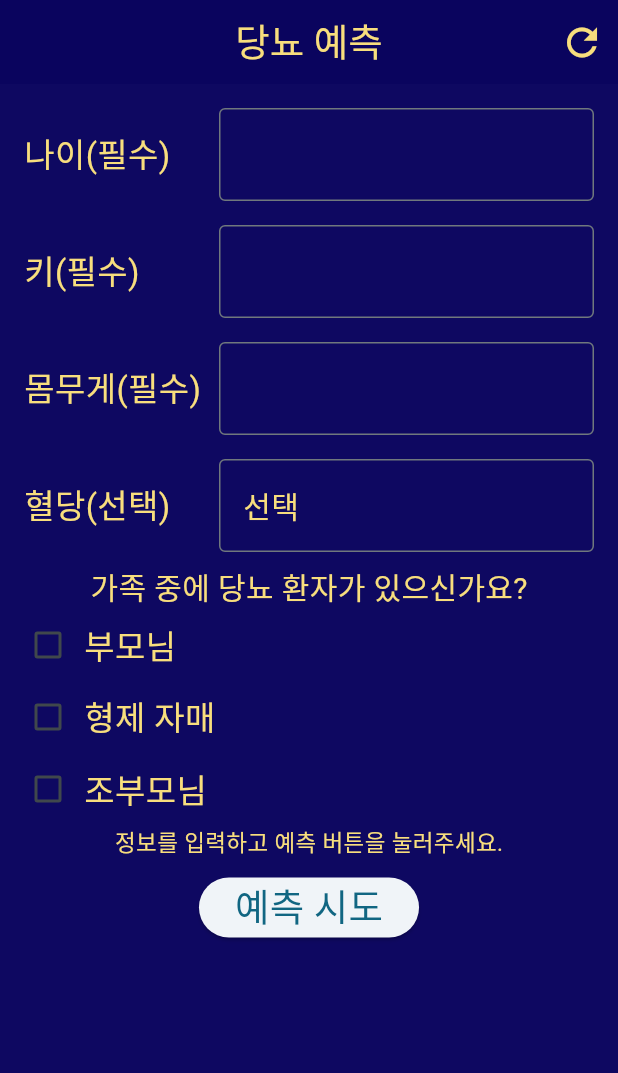
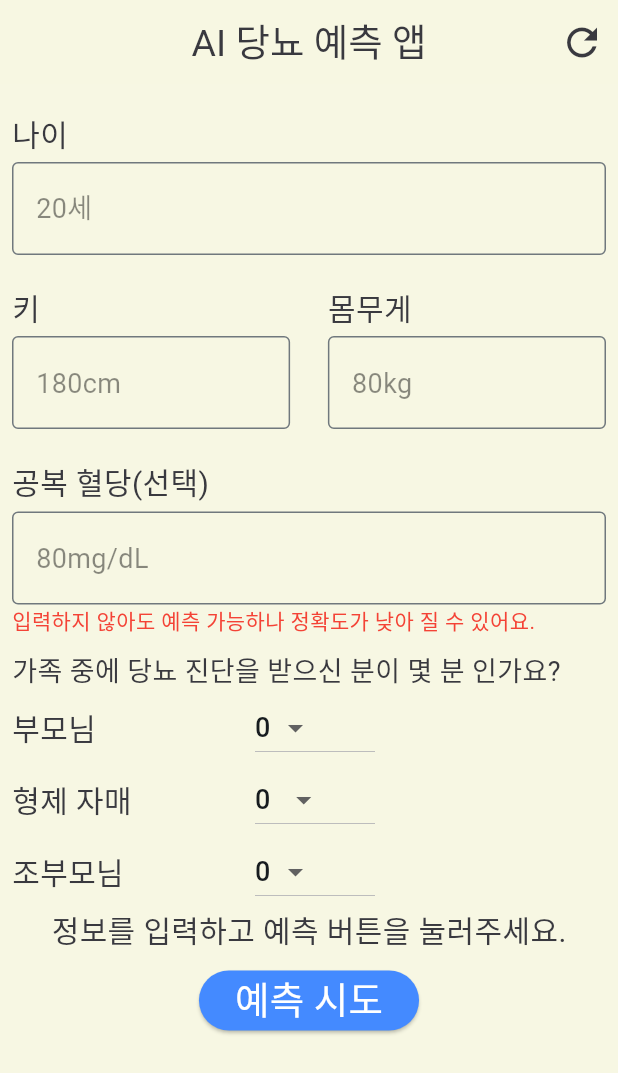
Before and after one commit to CubeMaterial/diabetes_predict, a Flutter app: the screen it shows after launch, on a phone screen of 412 x 824 dp. Shown: the top 1073 px of the screen. Run offline on Flutter 3.47's test engine with Material 3 defaults, Android fonts, the phone set to English and light mode, and no system bars; our stand-ins replace get; missing offline and left inert: dart:ffi.

Commit message:
수정
1. 앱에서 계산하던 것을 서버에서 계산하도록 함
2. 모델 추가
3. 피부두께 예측 공식,가족력 공식 수정
4. 앱 색상 변경

```diff
--- a/diabetes_app/lib/home.dart
+++ b/diabetes_app/lib/home.dart
@@ -21,14 +21,32 @@ class _HomeState extends State<Home> {
   TextEditingController glucoseController = TextEditingController();
   double glucose = 0.0;
   int age = 0;
-  double skinTickness = 0.0;
   double bmi = 0.0;
-  bool isParent = false;
-  bool isSiblings = false;
-  bool isGrandparents = false;
-  Color backgroundColor = Color.fromARGB(251, 10, 4, 94);
-  Color suyellow = Color(0xFFF8DE7D);
+
+  String result = '';
+
+  Color backgroundColor = Color.fromARGB(249, 247, 247, 226);
+  Color textColor = Color(0xFF39393F);
+
+  List<String> parentsList = ["0 ", "1 ", "2 "];
+  List<String> siblingsList = ["0", "1", "2", "3+"];
+  List<String> grandparentsList = ["0 ", "1 ", "2 ", "3 ", "4 "];
+
+  late String selectParent;
+  late String selectsiblings;
+  late String selectGrandparents;
+
   String _resultMessage = "정보를 입력하고 예측 버튼을 눌러주세요.";
+
+  @override
+  void initState() {
+    super.initState();
+
+    selectParent = parentsList[0];
+    selectsiblings = siblingsList[0];
+    selectGrandparents = grandparentsList[0];
+  }
+
   @override
   void dispose() {
     ageController.dispose();
@@ -43,7 +61,7 @@ class _HomeState extends State<Home> {
     return Scaffold(
       backgroundColor: backgroundColor,
       appBar: AppBar(
-        title: Text('당뇨 예측', style: _buildTextStyle(25)),
+        title: Text('AI 당뇨 예측 앱', style: _buildTextStyle(25)),
         backgroundColor: backgroundColor,
         centerTitle: true,
         actions: [
@@ -51,31 +69,49 @@ class _HomeState extends State<Home> {
             onPressed: () {
               reset();
             },
-            icon: Icon(Icons.refresh, color: suyellow, size: 30),
+            icon: Icon(Icons.refresh, color: textColor, size: 30),
           ),
         ],
       ),
-      body: Center(
+      body: GestureDetector(
+        onTap: () {
+          Focus.of(context).unfocus();
+        },
+        child: SingleChildScrollView(
+          child: Center(
             child: Padding(
               padding: const EdgeInsets.all(8.0),
               child: Column(
+                crossAxisAlignment: CrossAxisAlignment.start,
                 children: [
-              _buildInputText(ageController, '나이(필수)'),
-              _buildInputText(heightController, '키(필수)'),
-              _buildInputText(weightController, '몸무게(필수)'),
-              _buildInputText(glucoseController, '혈당(선택)', true),
+                  _buildInputText('나이', ageController, '20세'),
+                  _buildHeightWeight(),
+                  _buildGlucose('공복 혈당(선택)', glucoseController, '80mg/dL'),
                   _buildPedigree(),
-              Text(_resultMessage, style: _buildTextStyle(15)),
+                  Row(
+                    mainAxisAlignment: MainAxisAlignment.center,
+                    children: [
+                      Text(_resultMessage, style: _buildTextStyle(20),maxLines: 4,),
+                    ],
+                  ),
                   Padding(
                     padding: const EdgeInsets.all(8.0),
-                child: ElevatedButton(
+                    child: Row(
+                      mainAxisAlignment: MainAxisAlignment.center,
+                      children: [
+                        ElevatedButton(
+                          style: ElevatedButton.styleFrom(backgroundColor: Colors.blueAccent),
                           onPressed: () {
                             checkValue();
                           },
-                  child: Text('예측 시도', style: TextStyle(fontSize: 25)),
+                          child: Text('예측 시도', style: TextStyle(fontSize: 25, color: Colors.white)),
+                        ),
+                      ],
                     ),
                   ),
                 ],
+              ),
+            ),
           ),
         ),
       ),
@@ -84,72 +120,150 @@ class _HomeState extends State<Home> {
 
   // === Widget ===
 
-  Widget _buildInputText(
+
+  Widget _buildGlucose(String txt,
     TextEditingController controller,
-    String txt, [
-    bool isOption = false,
-  ]) {
+    String hint)
+  {
     return Padding(
-      padding: const EdgeInsets.all(8.0),
-      child: Row(
+      padding: const EdgeInsets.symmetric(vertical: 10),
+              child:Column(
+                crossAxisAlignment: CrossAxisAlignment.start,
                 children: [
-          SizedBox(width: 130, child: Text(txt, style: _buildTextStyle(22))),
+                  Text(txt,style: TextStyle(color: textColor, fontSize: 20),),
+                  SizedBox(height: 5,),
+                  Row(
+                    children: [
                       Expanded(
                         child: TextField(
                           controller: controller,
                           keyboardType: TextInputType.numberWithOptions(),
                           decoration: InputDecoration(
                             border: OutlineInputBorder(),
-                hint: isOption
-                    ? Text('선택', style: _buildTextStyle(20))
-                    : Text(''),
+                            hint: Text(hint, style: TextStyle(color: Colors.black45,fontSize: 18))
                           ),
                           style: _buildTextStyle(20),
                         ),
                       ),
                     ],
                   ),
+                  Text('입력하지 않아도 예측 가능하나 정확도가 낮아 질 수 있어요.', style: TextStyle(color: Colors.red, fontSize: 14),),
+
+                ],
+              ),
+    );
+  }
+  Widget _buildInputText(
+    String txt,
+    TextEditingController controller,
+    String hint) {
+    return Padding(
+      padding: const EdgeInsets.symmetric(vertical: 10),
+              child:Column(
+                crossAxisAlignment: CrossAxisAlignment.start,
+                children: [
+                  Text(txt,style: TextStyle(color: textColor, fontSize: 20),),
+                  SizedBox(height: 5,),
+                  Row(
+                    children: [
+                      Expanded(
+                        child: TextField(
+                          controller: controller,
+                          keyboardType: TextInputType.numberWithOptions(),
+                          decoration: InputDecoration(
+                            border: OutlineInputBorder(),
+                            hint: Text(hint, style: TextStyle(color: Colors.black45,fontSize: 18))
+                          ),
+                          style: _buildTextStyle(20),
+                        ),
+                      ),
+                    ],
+                  ),
+                ],
+              ),
     );
   } // _buildInputText
 
+  Widget _buildHeightWeight()
+  {
+    return Row(
+      mainAxisAlignment: MainAxisAlignment.spaceBetween,
+      children: [
+        SizedBox(
+          width: MediaQuery.of(context).size.width * 0.45,
+          child: Column(
+            children: [
+            _buildInputText('키',heightController, '180cm'),
+            ]
+          ),
+        ),
+        SizedBox(
+          width: MediaQuery.of(context).size.width * 0.45,
+          child: Column(
+            children: [
+              _buildInputText('몸무게',weightController, '80kg'),
+            ],
+          ),
+        )
+      ],
+    );
+  }
+
+
+
   TextStyle _buildTextStyle(double size) {
-    return TextStyle(color: suyellow, fontSize: size);
+    return TextStyle(color: textColor, fontSize: size);
   }
 
   Widget _buildPedigree() {
     return Column(
-      crossAxisAlignment: CrossAxisAlignment.center,
+      crossAxisAlignment: CrossAxisAlignment.start,
       children: [
-        Text('가족 중에 당뇨 환자가 있으신가요?', style: _buildTextStyle(20)),
-        returnCheckBox('부모님', isParent, (value) {
+        Text('가족 중에 당뇨 진단을 받으신 분이 몇 분 인가요?', style: _buildTextStyle(18)),
+        _buildDropdownButtoon('부모님', selectParent, parentsList, (value) {
           setState(() {
-            isParent = value!;
+            selectParent = value!;
           });
-        },),
-        returnCheckBox('형제 자매', isSiblings,(value) {
+        }),
+        _buildDropdownButtoon('형제 자매', selectsiblings, siblingsList, (value) {
           setState(() {
-            isSiblings = value!;
+            selectsiblings = value!;
           });
-        },),
-        returnCheckBox('조부모님', isGrandparents,(value) {
+        }),
+        _buildDropdownButtoon('조부모님', selectGrandparents, grandparentsList, (value) {
           setState(() {
-            isGrandparents = value!;
+            selectGrandparents = value!;
           });
-        },),
+        }),
       ],
     );
   }
 
-  Widget returnCheckBox(String txt, bool b, Function(bool?) onChanged) { // onChanged 추가
+  Widget _buildDropdownButtoon(
+    String txt,
+    String select,
+    List<String> list,
+    Function(String?) onChanged,
+  ) {
     return Row(
+      mainAxisAlignment: MainAxisAlignment.start,
       children: [
-      Checkbox(
-        value: b,
-        activeColor: suyellow, // 디자인 일관성을 위해 추가
-        checkColor: backgroundColor,
-        onChanged: onChanged, // 매개변수로 받은 함수 연결
+        SizedBox(
+          width: 150,
+          child: Text(txt, style: _buildTextStyle(20),textAlign: TextAlign.start,)),
+        Padding(
+          padding: const EdgeInsets.symmetric(horizontal: 12),
+          child: SizedBox(
+            width: 80,
+            child: DropdownButton(
+              value: select,
+              items: list
+                  .map((e) => DropdownMenuItem(value: e, child: Text(e, style: TextStyle(fontSize: 18),)))
+                  .toList(),
+              onChanged: onChanged,
             ),
-      Text(txt, style: _buildTextStyle(22)),
+          ),
+        ),
       ],
     );
   }
@@ -161,13 +275,12 @@ class _HomeState extends State<Home> {
     heightController.text = "";
     weightController.text = "";
     glucoseController.text = "";
-    isParent = false;
-    isSiblings = false;
-    isGrandparents = false;
+    selectParent = parentsList[0];
+    selectsiblings = siblingsList[0];
+    selectGrandparents = grandparentsList[0];
+    result = "";
     _resultMessage = "정보를 입력하고 예측 버튼을 눌러주세요.";
-    setState(() {
-
-    });
+    setState(() {});
   }
 
   void checkValue() {
@@ -191,51 +304,36 @@ class _HomeState extends State<Home> {
     );
   }
 
-  double calcBMI() {
-    var h = double.parse(heightController.text)/100;
+  void calcBMI() {
+    var h = double.parse(heightController.text) / 100;
     var w = double.parse(weightController.text);
-    return double.parse((w / (h * h)).toStringAsFixed(1));
+    bmi = double.parse((w / (h * h)).toStringAsFixed(1));
+
+    if(bmi < 18.5) result = '저체중';
+    else if(bmi <= 22.9) result = '정상';
+    else if(bmi <= 24.9) result = '과체중';
+    else if(bmi <= 29.9) result = '비만';
+    else if(bmi <= 34.9) result = '고도비만';
+    else result = '초고도비만';
+
   }
 
-  double calcPedigreeScore()
-  {
-    double score = 0.078; // 최소값 기준
-    if (isParent) score += 1.0;
-    if (isSiblings) score += 0.8;
-    if (isGrandparents) score += 0.5;
-    var pedigreeScore = double.parse(math.log(1 + score).toStringAsFixed(4));
-    print('pedigreeScore : $pedigreeScore / $score');
-    return pedigreeScore;
-  }
-
-  double calcGlucose()
-  {
-    var g = (0.9806825594100111 * bmi) + (0.6817116341473727 * age) + 65.60660909858092;
-    print('Glucose : ${g}');
-    return g;
-  }
-
-  double calcTickness()
-  {
-    var  slope = 0.95 ;
+  double calcTickness() {
+    var slope = 0.95;
     var intercept = -2.5;
     var tickness = (slope * bmi) + intercept;
-    print('tickness : ${tickness}');
-    return(slope * bmi) + intercept;
+    return tickness;//(slope * bmi) + intercept;
   }
 
   Future<void> _predictDiabetes() async {
     const url = 'http://192.168.0.17:8000/predict'; // 실제 폰 테스트 시엔 로컬 IP 주소 사용
 
-    bmi = calcBMI();
+    calcBMI();
     print('bmi : $bmi');
     age = int.parse(ageController.text);
-    if(glucoseController.text.isEmpty)
-    {
-      glucose = calcGlucose();
-    }
-    else
-    {
+    if (glucoseController.text.isEmpty) {
+      glucose = 0;
+    } else {
       glucose = double.parse(glucoseController.text);
     }
     try {
@@ -246,20 +344,21 @@ class _HomeState extends State<Home> {
           'glucose': glucose,
           'bmi': bmi,
           'age': age,
-          'pedigree_log': calcPedigreeScore(),
-          'skin' : calcTickness()
+          'parents': int.parse(selectParent),
+          'siblings': selectsiblings == '3+' ? 3: int.parse(selectsiblings),
+          'grandparents': int.parse(selectGrandparents),
+          'skin': calcTickness(),
         }),
       );
       if (response.statusCode == 200) {
         final data = jsonDecode(response.body);
         setState(() {
-          _resultMessage = "결과: ${data['result']}\n확률: ${data['probability']}%";
+          _resultMessage = "당신의 BMI는 $bmi이고 $result입니다.\n당뇨 예측 결과는 ${data['result']}이며\n당뇨일 확률은 ${data['probability']}%입니다.";
         });
       }
     } catch (e) {
       setState(() {
         _resultMessage = "에러가 발생했습니다: $e";
-        print(_resultMessage);
       });
     }
   }
```
Also changed, not shown: 7 other files. Lines whose indentation alone changed are shown as unchanged.
